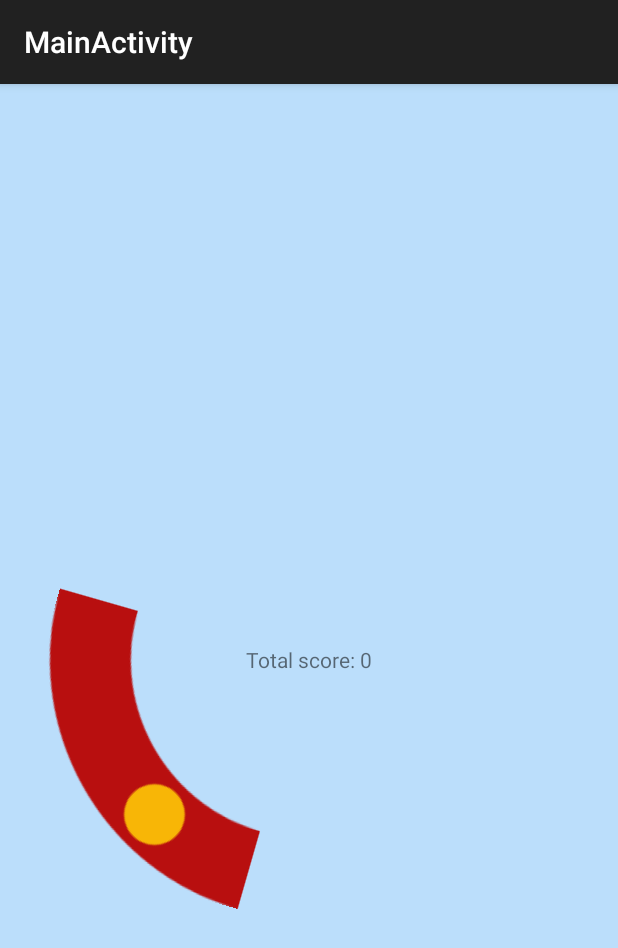
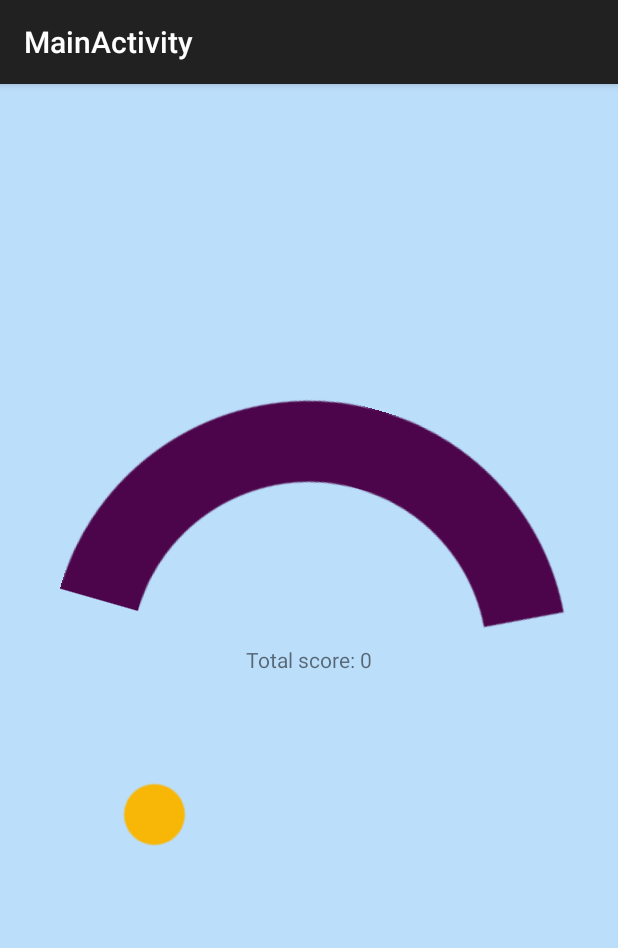
Before and after one commit to tructran2359/RunGame, an Android app: the screen it shows after launch (MainActivity), after a tap on an icon or button, on a phone screen of 412 x 824 dp. Shown: the top 948 px of the screen. Run offline under Robolectric (Android 15) with nearby library versions, the phone set to English and light mode, and no system bars; libraries missing offline, so code that uses them is left out: com.facebook, com.facebook.widget; plain views replace LoginButton; 7 statements that could not run were skipped.

Commit message:
random accepted area size

```diff
--- a/RunGame/app/src/main/java/com/tructran2359/app/activity/MainActivity.java
+++ b/RunGame/app/src/main/java/com/tructran2359/app/activity/MainActivity.java
@@ -2,7 +2,6 @@ package com.tructran2359.app.activity;
 
 import android.content.Intent;
 import android.graphics.Bitmap;
-import android.graphics.BitmapFactory;
 import android.os.Bundle;
 import android.os.Handler;
 import android.os.Message;
@@ -50,13 +49,41 @@ public class MainActivity extends ActionBarActivity {
     private int mAreaMin, mAreaMax;
     private Random mRandom = new Random();
 
+
     //game constants
     private static final float DEFAULT_ANGLE_INCREMENT = 3;
     private static final int DEFAULT_SCORE_INCREMENT = 100;
     private static final int REQUIRED_AREA_MIN = 270;
     private static final int REQUIRED_AREA_MAX = 359;
     private static final float FRAME_TIME = (float) 1000 / 60;
+    private static final int CIRCLE_DEGREE = 360;
+    private static final int NUMBER_OF_ACCEPTED_AREA = 7;
 
+    private static final int ACCEPTED_AREA_30 = 0;
+    private static final int ACCEPTED_AREA_45 = 1;
+    private static final int ACCEPTED_AREA_60 = 2;
+    private static final int ACCEPTED_AREA_90 = 3;
+    private static final int ACCEPTED_AREA_120 = 4;
+    private static final int ACCEPTED_AREA_150 = 5;
+    private static final int ACCEPTED_AREA_180 = 6;
+
+    private static final List<Integer> LIST_ACCEPTED_AREA_DRAWABLE_ID = Arrays.asList(
+            R.drawable.accept_30,
+            R.drawable.accept_45,
+            R.drawable.accept_60,
+            R.drawable.accept_90,
+            R.drawable.accept_120,
+            R.drawable.accept_150,
+            R.drawable.accept_180);
+
+    private static final List<Integer> LIST_ACCEPTED_AREA_DEGREE = Arrays.asList(
+            30,
+            45,
+            60,
+            90,
+            120,
+            150,
+            180);
     private MyHandler mHandler;
     public static final int HANDLER_START = 2;
     public static final int HANDLER_STOP = 3;
@@ -99,12 +126,12 @@ public class MainActivity extends ActionBarActivity {
         mUIHelper.onActivityResult(requestCode, resultCode, data, new FacebookDialog.Callback() {
             @Override
             public void onComplete(FacebookDialog.PendingCall pendingCall, Bundle bundle) {
-                MyHelper.showToast(MainActivity.this, "DONE");
+                MyHelper.showToast(MainActivity.this, getString(R.string.done));
             }
 
             @Override
             public void onError(FacebookDialog.PendingCall pendingCall, Exception e, Bundle bundle) {
-                MyHelper.showToast(MainActivity.this, "ERROR");
+                MyHelper.showToast(MainActivity.this, getString(R.string.error));
                 LogHelper.i("facebook", "onActivityResult " + e.toString());
             }
         });
@@ -222,7 +249,7 @@ public class MainActivity extends ActionBarActivity {
 
     public void startGame() {
         resetData();
-        randomAngle();
+        randomAcceptedArea();
         mRLGroupControl.setVisibility(View.GONE);
         mFLSurface.setVisibility(View.VISIBLE);
         mFLSurface.setEnabled(true);
@@ -260,6 +287,9 @@ public class MainActivity extends ActionBarActivity {
         mTVHighestScore.setVisibility(View.VISIBLE);
         mTVFinalScore.setVisibility(View.VISIBLE);
 
+        mIVRequiredArea.setRotation(mAreaMin);
+        mIVContent.setRotation(mAngle);
+
         if (mTotalScore >= mHighestScore) {
             mHighestScore = mTotalScore;
             mTVTitle.setText(getString(R.string.new_record));
@@ -285,17 +315,23 @@ public class MainActivity extends ActionBarActivity {
             }
             mTotalScore += mScoreIncrement;
             mTVScore.setText(getString(R.string.total_score) + ": " + mTotalScore);
-            randomAngle();
+            randomAcceptedArea();
         } else {
             LogHelper.i("StopGame", "angle: " + angle + " min: " + mAreaMin + " max: " + mAreaMax);
             mHandler.sendEmptyMessage(HANDLER_STOP);
         }
     }
 
-    public void randomAngle() {
-        int randomAngle = mRandom.nextInt(360);
-        mAreaMin = (REQUIRED_AREA_MIN + randomAngle) % 360;
-        mAreaMax = (REQUIRED_AREA_MAX + randomAngle) % 360;
+    public void randomAcceptedArea() {
+        int randomAngle = mRandom.nextInt(CIRCLE_DEGREE);
+        int randomAcceptedArea = mRandom.nextInt(NUMBER_OF_ACCEPTED_AREA);
+
+        mIVRequiredArea.setImageResource(LIST_ACCEPTED_AREA_DRAWABLE_ID.get(randomAcceptedArea));
+        int acceptedAreaDegree = LIST_ACCEPTED_AREA_DEGREE.get(randomAcceptedArea);
+
+
+        mAreaMin = (randomAngle + 0) % 360;
+        mAreaMax = (randomAngle + acceptedAreaDegree) % 360;
         mIVRequiredArea.setRotation((float) randomAngle);
     }
 
@@ -309,7 +345,6 @@ public class MainActivity extends ActionBarActivity {
                     new Session.OpenRequest(this)
                             .setCallback(mStatusCallback)
                             .setPermissions(Arrays.asList("email", "publish_actions", "publish_stream")));
-//            mLoginButton.performClick();
         }
     }
 
--- a/RunGame/app/src/main/res/values/strings.xml
+++ b/RunGame/app/src/main/res/values/strings.xml
@@ -13,4 +13,6 @@
     <string name="highest_score">Highest score</string>
     <string name="share_on_facebook">Share on Facebook</string>
     <string name="facebook_message">Can you get higher score??? I am sure that you can not LoL</string>
+    <string name="done">DONE</string>
+    <string name="error">Somethings went wrong</string>
 </resources>
```
Also changed, not shown: RunGame/app/src/main/res/drawable-xhdpi/accept_120.png (added), RunGame/app/src/main/res/drawable-xhdpi/accept_150.png (added), RunGame/app/src/main/res/drawable-xhdpi/accept_180.png (added), RunGame/app/src/main/res/drawable-xhdpi/accept_30.png (added), RunGame/app/src/main/res/drawable-xhdpi/accept_45.png (added), RunGame/app/src/main/res/drawable-xhdpi/accept_60.png (added), RunGame/app/src/main/res/drawable-xhdpi/accept_90.png (added).
